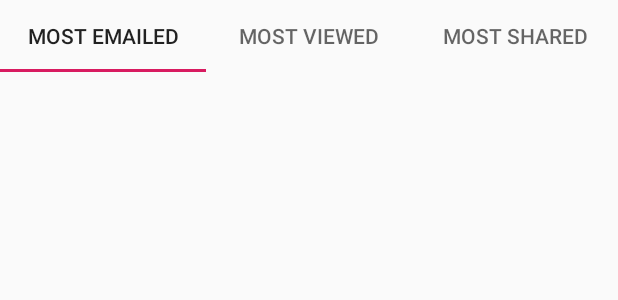
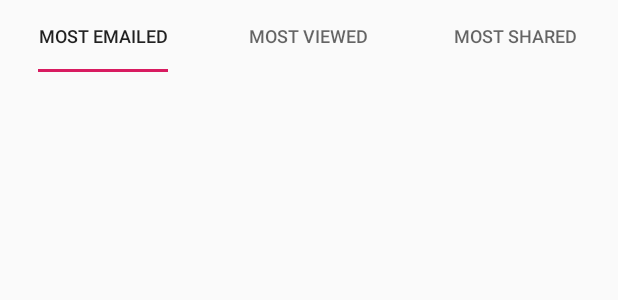
Before and after one commit to st18rai/TestVRG, an Android app: the layout fragment_news.xml on its own in the app's theme, with its tools: preview values and no code run, on a phone screen of 412 x 824 dp. Shown: the top 300 px of the screen. Run offline under Robolectric (Android 15) with nearby library versions, the phone set to English and light mode, and no system bars; network calls fail.

Commit message:
changed tabs

```diff
--- a/app/src/main/AndroidManifest.xml
+++ b/app/src/main/AndroidManifest.xml
@@ -13,10 +13,10 @@
         android:theme="@style/AppTheme">
         <activity
             android:name=".ui.MainActivity"
+            android:screenOrientation="portrait"
             android:label="@string/app_name">
             <intent-filter>
                 <action android:name="android.intent.action.MAIN"/>
-
                 <category android:name="android.intent.category.LAUNCHER"/>
             </intent-filter>
         </activity>
--- a/app/src/main/java/com/st18apps/testvrg/adapters/NewsViewPagerAdapter.java
+++ b/app/src/main/java/com/st18apps/testvrg/adapters/NewsViewPagerAdapter.java
@@ -10,7 +10,7 @@ import com.st18apps.testvrg.ui.fragments.TabNewsListFragment;
 
 public class NewsViewPagerAdapter extends FragmentStatePagerAdapter {
 
-    int mNumOfTabs;
+    private int mNumOfTabs;
 
     public NewsViewPagerAdapter(FragmentManager fm, int NumOfTabs) {
         super(fm);
--- a/app/src/main/java/com/st18apps/testvrg/ui/fragments/NewsFragment.java
+++ b/app/src/main/java/com/st18apps/testvrg/ui/fragments/NewsFragment.java
@@ -43,9 +43,9 @@ public class NewsFragment extends BaseFragment {
     }
 
     private void init() {
-        NewsViewPagerAdapter placePagerAdapter = new NewsViewPagerAdapter(
+        NewsViewPagerAdapter pagerAdapter = new NewsViewPagerAdapter(
                 (getChildFragmentManager()), tabLayout.getTabCount());
-        newsPager.setAdapter(placePagerAdapter);
+        newsPager.setAdapter(pagerAdapter);
         newsPager.addOnPageChangeListener(new TabLayout.TabLayoutOnPageChangeListener(tabLayout));
 
         tabLayout.addOnTabSelectedListener(new TabLayout.BaseOnTabSelectedListener() {
--- a/app/src/main/res/layout/fragment_news.xml
+++ b/app/src/main/res/layout/fragment_news.xml
@@ -11,7 +11,11 @@
         android:layout_height="wrap_content"
         app:layout_constraintEnd_toEndOf="parent"
         app:layout_constraintStart_toStartOf="parent"
-        app:layout_constraintTop_toTopOf="parent">
+        app:layout_constraintTop_toTopOf="parent"
+        app:tabGravity="fill"
+        app:tabIndicatorFullWidth="false"
+        app:tabMode="fixed"
+        app:tabTextAppearance="@style/MyCustomTabTextAppearance">
 
         <android.support.design.widget.TabItem
             android:layout_width="wrap_content"
--- a/app/src/main/res/values/styles.xml
+++ b/app/src/main/res/values/styles.xml
@@ -8,4 +8,9 @@
         <item name="colorAccent">@color/colorAccent</item>
     </style>
 
+    <style name="MyCustomTabTextAppearance" parent="TextAppearance.Design.Tab">
+        <item name="textAllCaps">true</item>
+        <item name="android:textSize">@dimen/title_text_size</item>
+    </style>
+
 </resources>
```
